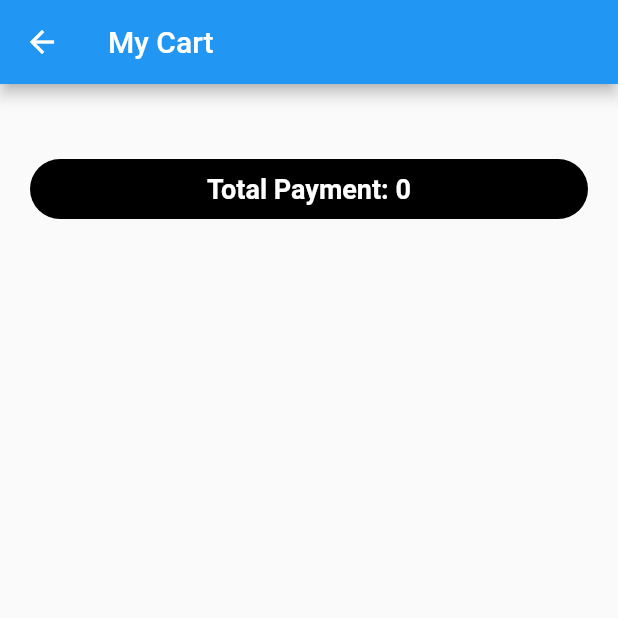
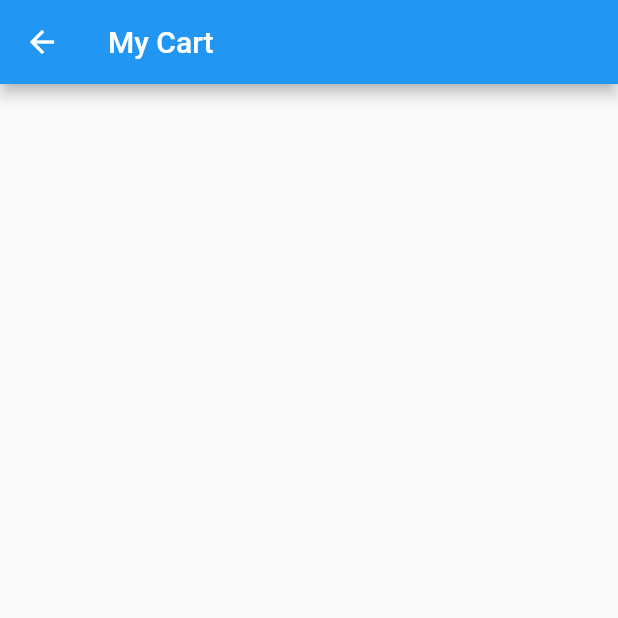
Before and after one commit to mithson/demo-flutter, a Flutter app: the MyListScreen screen opened directly, on a phone screen of 412 x 824 dp, the top half of it. Run offline on Flutter 3.47's test engine with Material 2 defaults, Android fonts, the phone set to English and light mode, and no system bars.

Commit message:
all working now

```diff
--- a/lib/screens/my_list_screen.dart
+++ b/lib/screens/my_list_screen.dart
@@ -62,7 +62,9 @@ class _MyListScreenState extends State<MyListScreen> {
             const SizedBox(
               height: 50,
             ),
-            Container(
+            Visibility(
+              visible: total != 0,
+              child: Container(
                 margin: EdgeInsets.symmetric(horizontal: 20),
                 height: 40,
                 width: 230,
@@ -99,6 +101,7 @@ class _MyListScreenState extends State<MyListScreen> {
                   ),
                 ),
               ),
+            ),
             SizedBox(
               height: 150,
             ),
```
Lines whose indentation alone changed are shown as unchanged.
